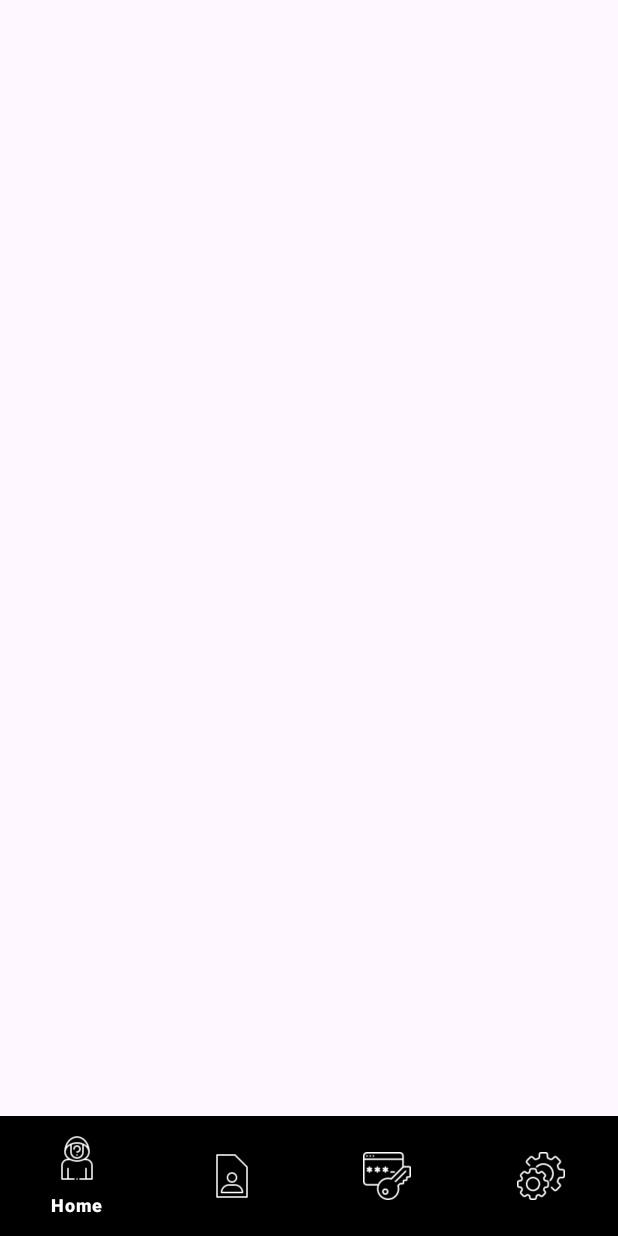
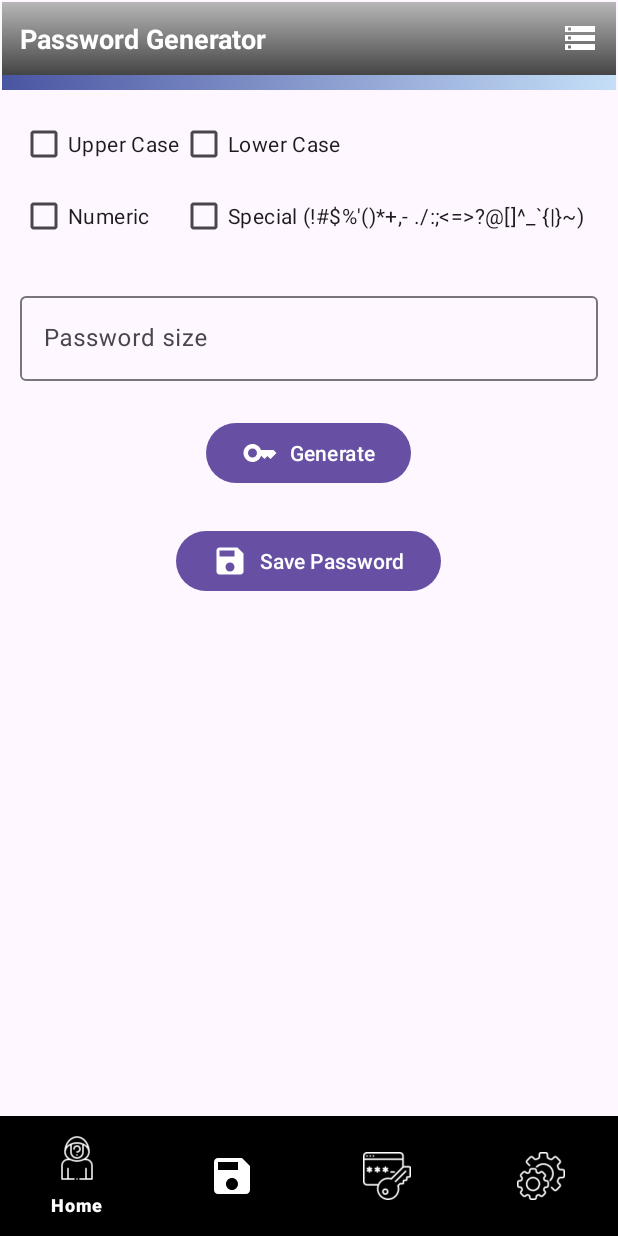
Before and after one commit to harunuyan/GhostlyProfiles, an Android app: the PasswordGeneratorFragment screen opened through its navigation route, on a phone screen of 412 x 824 dp. Run offline under Robolectric (Android 15) with nearby library versions, the phone set to English and light mode, and no system bars; our stand-ins replace Dagger/Hilt's generated code.

Commit message:
Designed fragment password generator

```diff
--- /dev/null
+++ b/app/src/main/res/drawable/ic_key.xml
@@ -0,0 +1,10 @@
+<vector android:height="24dp"
+    android:tint="#FFFFFF"
+    android:viewportHeight="24"
+    android:viewportWidth="24"
+    android:width="24dp"
+    xmlns:android="http://schemas.android.com/apk/res/android">
+    <path
+        android:fillColor="@android:color/white"
+        android:pathData="M21,10h-8.35C11.83,7.67 9.61,6 7,6c-3.31,0 -6,2.69 -6,6s2.69,6 6,6c2.61,0 4.83,-1.67 5.65,-4H13l2,2l2,-2l2,2l4,-4.04L21,10zM7,15c-1.65,0 -3,-1.35 -3,-3c0,-1.65 1.35,-3 3,-3s3,1.35 3,3C10,13.65 8.65,15 7,15z" />
+</vector>
--- /dev/null
+++ b/app/src/main/res/drawable/ic_save.xml
@@ -0,0 +1,10 @@
+<vector android:height="24dp"
+    android:tint="#FFFFFF"
+    android:viewportHeight="24"
+    android:viewportWidth="24"
+    android:width="24dp"
+    xmlns:android="http://schemas.android.com/apk/res/android">
+    <path
+        android:fillColor="@android:color/white"
+        android:pathData="M17,3L5,3c-1.11,0 -2,0.9 -2,2v14c0,1.1 0.89,2 2,2h14c1.1,0 2,-0.9 2,-2L21,7l-4,-4zM12,19c-1.66,0 -3,-1.34 -3,-3s1.34,-3 3,-3 3,1.34 3,3 -1.34,3 -3,3zM15,9L5,9L5,5h10v4z" />
+</vector>
--- /dev/null
+++ b/app/src/main/res/drawable/ic_storage.xml
@@ -0,0 +1,10 @@
+<vector android:height="24dp"
+    android:tint="#FFFFFF"
+    android:viewportHeight="24"
+    android:viewportWidth="24"
+    android:width="24dp"
+    xmlns:android="http://schemas.android.com/apk/res/android">
+    <path
+        android:fillColor="@android:color/white"
+        android:pathData="M2,20h20v-4L2,16v4zM4,17h2v2L4,19v-2zM2,4v4h20L22,4L2,4zM6,7L4,7L4,5h2v2zM2,14h20v-4L2,10v4zM4,11h2v2L4,13v-2z" />
+</vector>
--- a/app/src/main/res/layout/fragment_password_generator.xml
+++ b/app/src/main/res/layout/fragment_password_generator.xml
@@ -1,6 +1,101 @@
 <?xml version="1.0" encoding="utf-8"?>
-<androidx.constraintlayout.widget.ConstraintLayout xmlns:android="http://schemas.android.com/apk/res/android"
+<LinearLayout xmlns:android="http://schemas.android.com/apk/res/android"
     android:layout_width="match_parent"
-    android:layout_height="match_parent">
+    android:layout_height="match_parent"
+    android:orientation="vertical">
 
-</androidx.constraintlayout.widget.ConstraintLayout>
+    <FrameLayout
+        android:layout_width="match_parent"
+        android:layout_height="wrap_content"
+        android:background="@drawable/gradient_color_grey"
+        android:padding="12dp">
+
+        <TextView
+            android:layout_width="match_parent"
+            android:layout_height="wrap_content"
+
+            android:text="@string/password_generator"
+            android:textColor="@color/white"
+            android:textSize="18sp"
+            android:textStyle="bold" />
+
+        <ImageView
+            android:layout_width="wrap_content"
+            android:layout_height="wrap_content"
+            android:layout_gravity="center|end"
+            android:src="@drawable/ic_storage" />
+
+    </FrameLayout>
+
+    <View
+        android:layout_width="match_parent"
+        android:layout_height="10dp"
+        android:background="@drawable/gradient_color_blue" />
+
+    <GridLayout
+        android:layout_width="match_parent"
+        android:layout_height="wrap_content"
+        android:layout_gravity="center"
+        android:layout_margin="12dp"
+        android:columnCount="2">
+
+        <CheckBox
+            android:id="@+id/cb_upper_case"
+            android:layout_width="wrap_content"
+            android:layout_height="wrap_content"
+            android:text="@string/upper_case" />
+
+        <CheckBox
+            android:id="@+id/cb_lower_case"
+            android:layout_width="wrap_content"
+            android:layout_height="wrap_content"
+            android:text="@string/lower_case" />
+
+        <CheckBox
+            android:id="@+id/cb_numeric"
+            android:layout_width="wrap_content"
+            android:layout_height="wrap_content"
+            android:text="@string/numeric" />
+
+        <CheckBox
+            android:id="@+id/cb_special"
+            android:layout_width="wrap_content"
+            android:layout_height="wrap_content"
+            android:text="@string/special" />
+
+    </GridLayout>
+
+    <com.google.android.material.textfield.TextInputLayout
+        style="@style/ThemeOverlay.Material3.TextInputEditText.OutlinedBox"
+        android:layout_width="match_parent"
+        android:layout_height="wrap_content"
+        android:layout_margin="12dp">
+
+        <com.google.android.material.textfield.TextInputEditText
+            android:id="@+id/et_password_size"
+            android:layout_width="match_parent"
+            android:layout_height="wrap_content"
+            android:hint="@string/password_size"
+            android:inputType="number" />
+
+    </com.google.android.material.textfield.TextInputLayout>
+
+    <Button
+        android:id="@+id/btn_generate"
+        android:layout_width="wrap_content"
+        android:layout_height="wrap_content"
+        android:layout_gravity="center"
+        android:layout_margin="12dp"
+        android:drawableLeft="@drawable/ic_key"
+        android:text="@string/generate" />
+
+    <Button
+        android:id="@+id/btn_save_password"
+        android:layout_width="wrap_content"
+        android:layout_height="wrap_content"
+        android:layout_gravity="center"
+        android:layout_margin="12dp"
+        android:drawableLeft="@drawable/ic_save"
+        android:text="@string/save_password" />
+
+</LinearLayout>
--- a/app/src/main/res/values/strings.xml
+++ b/app/src/main/res/values/strings.xml
@@ -26,4 +26,11 @@
     <string name="all">All</string>
     <string name="male_female">Male/Female</string>
     <string name="password">Password</string>
+    <string name="upper_case">Upper Case</string>
+    <string name="lower_case">Lower Case</string>
+    <string name="numeric">Numeric</string>
+    <string name="special"><![CDATA[Special (!#$%\'()*+,- ./:;<=>?@[]^_`{|}~)]]></string>
+    <string name="generate">Generate</string>
+    <string name="password_size">Password size</string>
+    <string name="save_password">Save Password</string>
 </resources>
```
Also changed, not shown: app/src/main/res/drawable/ic_saved.png (renamed from app/src/main/res/drawable/ic_save.png).
